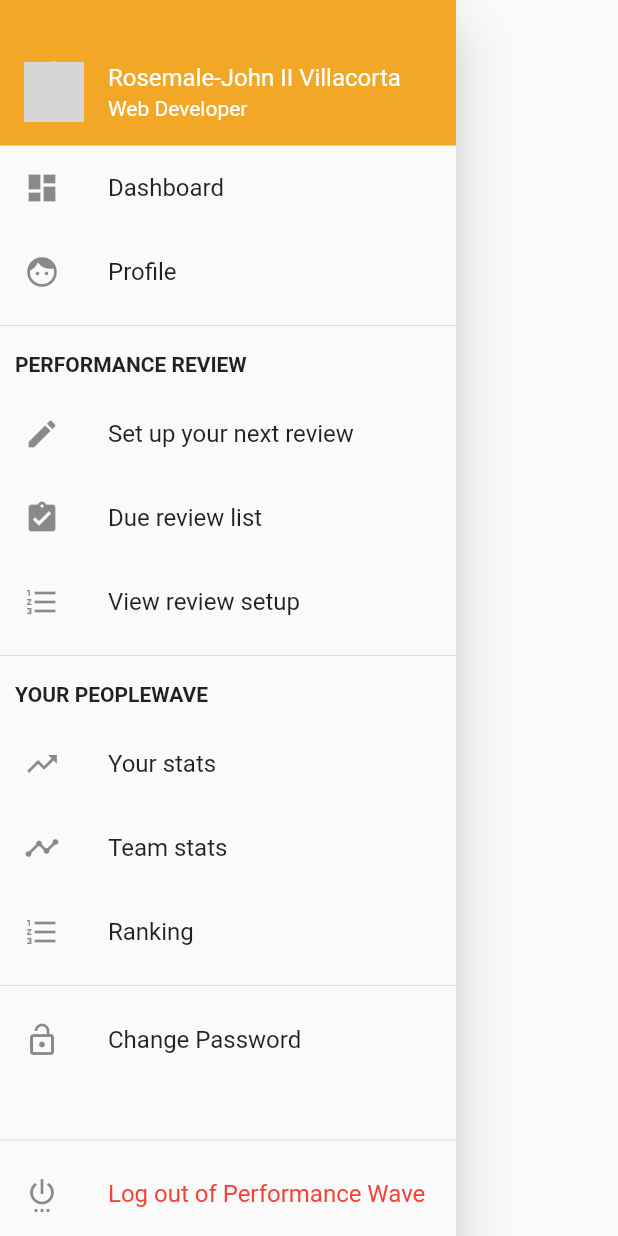
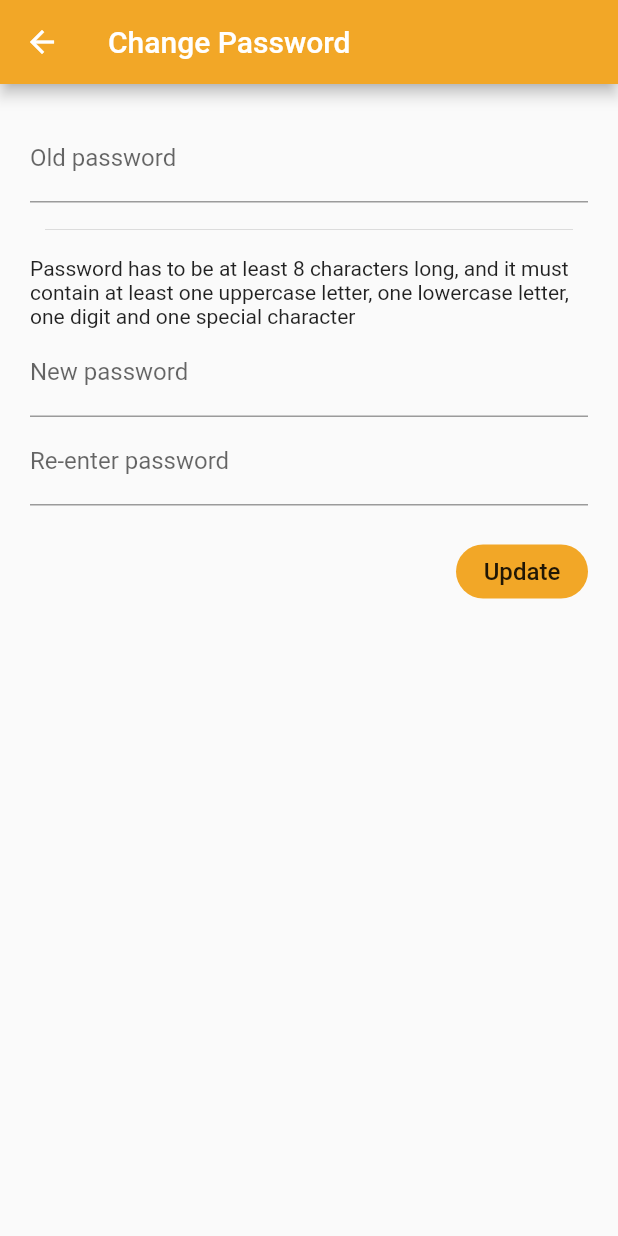
Before and after one commit to rosemalejohn/my-flutter-genesis-app, a Flutter app: the MainDrawer widget shown alone on an empty page, opened directly, after a tap on "Change Password", on a phone screen of 412 x 824 dp. Run offline on Flutter 3.47's test engine with Material 2 defaults, Android fonts, the phone set to English and light mode, and no system bars; network calls fail; grey boxes are pictures that could not be loaded.

Commit message:
Add change password and review setup screen

```diff
--- a/lib/routes.dart
+++ b/lib/routes.dart
@@ -1,9 +1,11 @@
+import 'package:performancewave/screens/change_password.dart';
 import 'package:performancewave/screens/dashboard/index.dart';
 import 'package:performancewave/screens/doingreview/index.dart';
 import 'package:performancewave/screens/doingreview/start.dart';
 import 'package:performancewave/screens/login.dart';
 import 'package:performancewave/screens/profile/index.dart';
 import 'package:performancewave/screens/ranking.dart';
+import 'package:performancewave/screens/review-setup/index.dart';
 import 'package:performancewave/screens/setup_review.dart';
 import 'package:performancewave/screens/team_stats/index.dart';
 
@@ -17,5 +19,7 @@ Object routes (context) {
     '/setup-review': (context) => SetupReview(),
     '/rankings': (context) => Rankings(),
     '/team-stats': (context) => TeamStats(),
+    '/review-setup': (context) => ReviewSetup(),
+    '/change-password': (context) => ChangePassword()
   };
 }
--- /dev/null
+++ b/lib/screens/change_password.dart
@@ -0,0 +1,58 @@
+import 'package:flutter/material.dart';
+import 'package:performancewave/widgets/button.dart';
+
+class ChangePassword extends StatelessWidget {
+  @override
+  Widget build(BuildContext context) {
+    return Scaffold(
+      appBar: AppBar(
+        title: Text('Change Password')
+      ),
+      body: ListView(
+        children: <Widget>[
+          Padding(
+            padding: const EdgeInsets.all(20.0),
+            child: Column(
+              children: <Widget>[
+                TextFormField(
+                  decoration: InputDecoration(
+                    labelText: 'Old password'
+                  ),
+                ),
+                Padding(
+                  padding: const EdgeInsets.all(10.0),
+                  child: Divider(),
+                ),
+                Text(
+                  'Password has to be at least 8 characters long, and it must contain at least one uppercase letter, one lowercase letter, one digit and one special character ',
+                ),
+                TextFormField(
+                  decoration: InputDecoration(
+                    labelText: 'New password'
+                  ),
+                ),
+                TextFormField(
+                  decoration: InputDecoration(
+                    labelText: 'Re-enter password'
+                  ),
+                ),
+                SizedBox(height: 20.0,),
+                Row(
+                  mainAxisAlignment: MainAxisAlignment.end,
+                  children: <Widget>[
+                    WaveButton(
+                      text: 'Update',
+                      onPressed: () {
+
+                      }
+                    )
+                  ],
+                )
+              ],
+            ),
+          ),
+        ],
+      ),
+    );
+  }
+}
--- a/lib/styles/theme.dart
+++ b/lib/styles/theme.dart
@@ -19,5 +19,5 @@ ThemeData waveTheme = ThemeData(
   primaryIconTheme: IconThemeData(color: Colors.white),
   textTheme: TextTheme(
     button: TextStyle(color: Colors.white)
-  )
+  ),
 );
--- a/lib/widgets/app_drawer.dart
+++ b/lib/widgets/app_drawer.dart
@@ -94,14 +94,14 @@ class MainDrawer extends StatelessWidget {
                   leading: Icon(Icons.assignment_turned_in),
                   title: Text('Due review list'),
                   onTap: () {
-
+                    Navigator.pushNamed(context, '/');
                   }
                 ),
                 ListTile(
                     leading: Icon(Icons.format_list_numbered),
                     title: Text('View review setup'),
                     onTap: () {
-
+                      Navigator.pushNamed(context, '/review-setup');
                     }
                 ),
                 Divider(),
@@ -115,7 +115,7 @@ class MainDrawer extends StatelessWidget {
                   leading: Icon(Icons.trending_up),
                   title: Text('Your stats'),
                   onTap: () {
-
+                    Navigator.pushNamed(context, '/');
                   }
                 ),
                 ListTile(
@@ -137,7 +137,7 @@ class MainDrawer extends StatelessWidget {
                   leading: Icon(Icons.lock_open),
                   title: Text('Change Password'),
                   onTap: () {
-
+                    Navigator.pushNamed(context, '/change-password');
                   }
                 ),
               ],
```
Also changed, not shown: lib/screens/profile/index.dart (+13 -2 lines), lib/screens/review-setup/directs.dart (added, +69 -0 lines), lib/screens/review-setup/index.dart (added, +47 -0 lines), lib/screens/review-setup/self.dart (added, +11 -0 lines), lib/screens/review-setup/setup.dart (added, +231 -0 lines).
